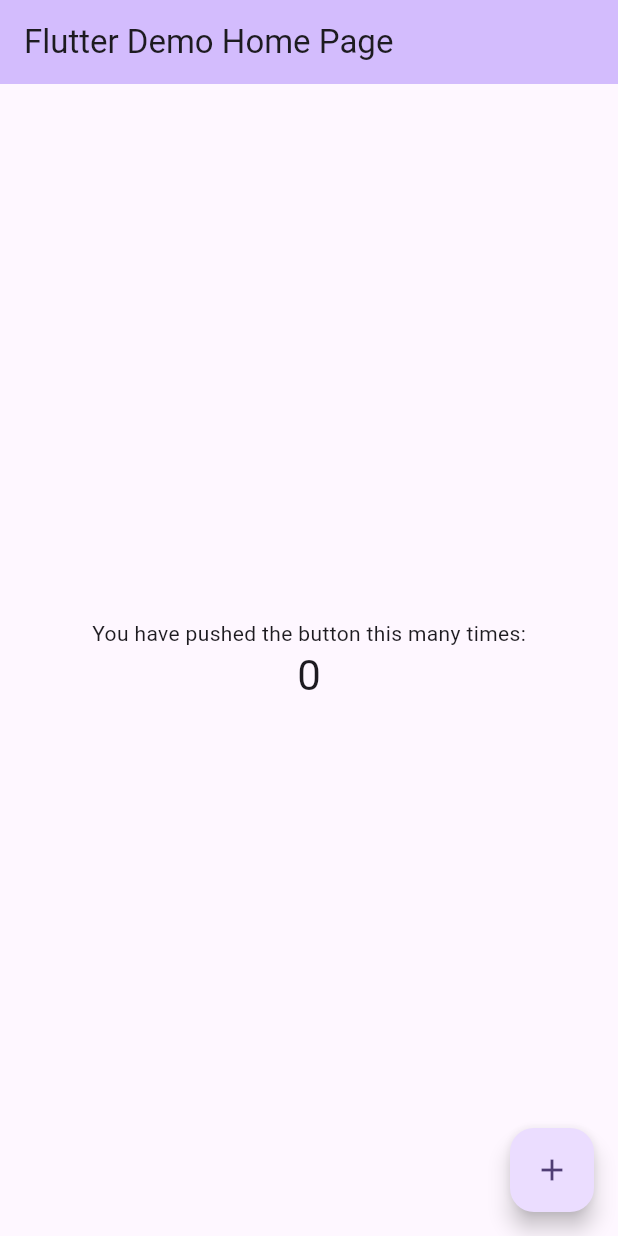
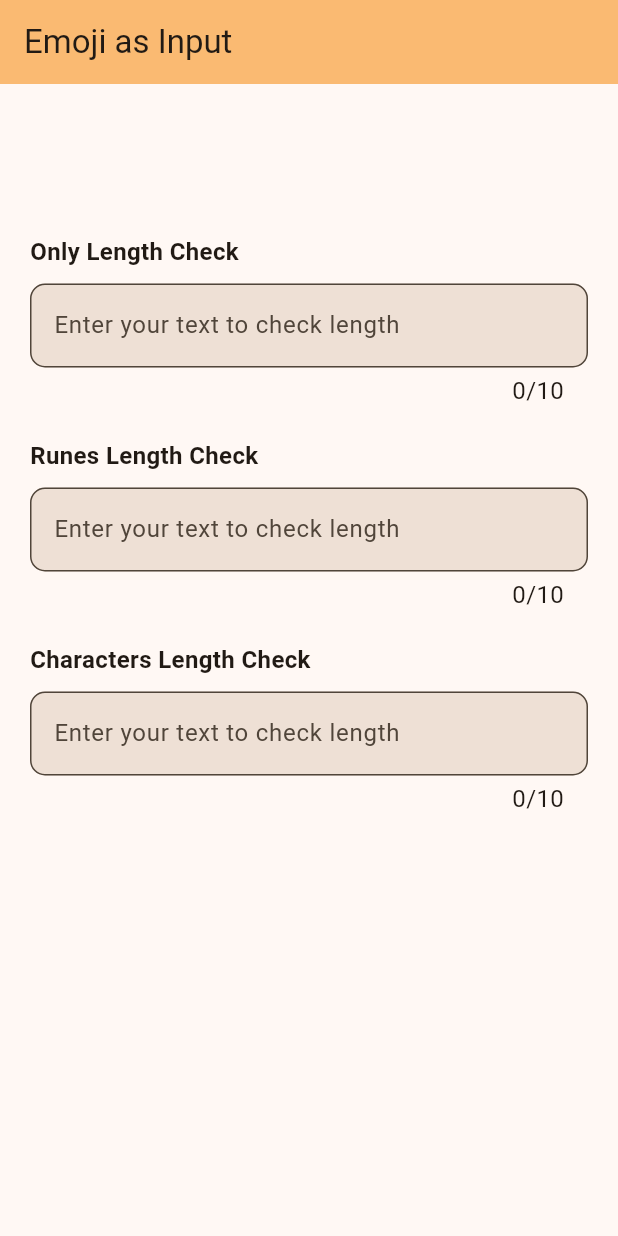
Before and after one commit to samaa99/Emoji-inputs-in-text-fileds-, a Flutter app: the screen it shows after launch, on a phone screen of 412 x 824 dp. Run offline on Flutter 3.47's test engine with Material 3 defaults, Android fonts, the phone set to English and light mode, and no system bars.

Commit message:
add text fields with different length check

```diff
--- a/lib/main.dart
+++ b/lib/main.dart
@@ -13,40 +13,16 @@ class MyApp extends StatelessWidget {
     return MaterialApp(
       title: 'Flutter Demo',
       theme: ThemeData(
-        // This is the theme of your application.
-        //
-        // TRY THIS: Try running your application with "flutter run". You'll see
-        // the application has a purple toolbar. Then, without quitting the app,
-        // try changing the seedColor in the colorScheme below to Colors.green
-        // and then invoke "hot reload" (save your changes or press the "hot
-        // reload" button in a Flutter-supported IDE, or press "r" if you used
-        // the command line to start the app).
-        //
-        // Notice that the counter didn't reset back to zero; the application
-        // state is not lost during the reload. To reset the state, use hot
-        // restart instead.
-        //
-        // This works for code too, not just values: Most code changes can be
-        // tested with just a hot reload.
-        colorScheme: ColorScheme.fromSeed(seedColor: Colors.deepPurple),
+        colorScheme: ColorScheme.fromSeed(seedColor: Colors.orangeAccent),
         useMaterial3: true,
       ),
-      home: const MyHomePage(title: 'Flutter Demo Home Page'),
+      home: const MyHomePage(title: 'Emoji as Input'),
     );
   }
 }
 
 class MyHomePage extends StatefulWidget {
   const MyHomePage({super.key, required this.title});
-
-  // This widget is the home page of your application. It is stateful, meaning
-  // that it has a State object (defined below) that contains fields that affect
-  // how it looks.
-
-  // This class is the configuration for the state. It holds the values (in this
-  // case the title) provided by the parent (in this case the App widget) and
-  // used by the build method of the State. Fields in a Widget subclass are
-  // always marked "final".
 
   final String title;
 
@@ -55,71 +31,121 @@ class MyHomePage extends StatefulWidget {
 }
 
 class _MyHomePageState extends State<MyHomePage> {
-  int _counter = 0;
 
-  void _incrementCounter() {
-    setState(() {
-      // This call to setState tells the Flutter framework that something has
-      // changed in this State, which causes it to rerun the build method below
-      // so that the display can reflect the updated values. If we changed
-      // _counter without calling setState(), then the build method would not be
-      // called again, and so nothing would appear to happen.
-      _counter++;
-    });
-  }
+  final TextEditingController _firstController = TextEditingController();
+  final TextEditingController _secondController = TextEditingController();
+  final TextEditingController _thirdController = TextEditingController();
 
   @override
   Widget build(BuildContext context) {
-    // This method is rerun every time setState is called, for instance as done
-    // by the _incrementCounter method above.
-    //
-    // The Flutter framework has been optimized to make rerunning build methods
-    // fast, so that you can just rebuild anything that needs updating rather
-    // than having to individually change instances of widgets.
     return Scaffold(
+      resizeToAvoidBottomInset: false,
       appBar: AppBar(
-        // TRY THIS: Try changing the color here to a specific color (to
-        // Colors.amber, perhaps?) and trigger a hot reload to see the AppBar
-        // change color while the other colors stay the same.
         backgroundColor: Theme.of(context).colorScheme.inversePrimary,
-        // Here we take the value from the MyHomePage object that was created by
-        // the App.build method, and use it to set our appbar title.
         title: Text(widget.title),
       ),
-      body: Center(
-        // Center is a layout widget. It takes a single child and positions it
-        // in the middle of the parent.
-        child: Column(
-          // Column is also a layout widget. It takes a list of children and
-          // arranges them vertically. By default, it sizes itself to fit its
-          // children horizontally, and tries to be as tall as its parent.
-          //
-          // Column has various properties to control how it sizes itself and
-          // how it positions its children. Here we use mainAxisAlignment to
-          // center the children vertically; the main axis here is the vertical
-          // axis because Columns are vertical (the cross axis would be
-          // horizontal).
-          //
-          // TRY THIS: Invoke "debug painting" (choose the "Toggle Debug Paint"
-          // action in the IDE, or press "p" in the console), to see the
-          // wireframe for each widget.
-          mainAxisAlignment: MainAxisAlignment.center,
-          children: <Widget>[
-            const Text(
-              'You have pushed the button this many times:',
+      body: GestureDetector(
+        onTap: () {
+          FocusScope.of(context).unfocus();
+        },
+        child: Padding(
+          padding: const EdgeInsets.only(top: 100.0, right: 20, left: 20),
+          child: SingleChildScrollView(
+            child: Column(
+              spacing: 20,
+              children: [
+                Column(
+                  crossAxisAlignment: CrossAxisAlignment.start,
+                  spacing: 10,
+                  children: [
+                    const Text('Only Length Check', style: TextStyle(fontSize: 16, fontWeight: FontWeight.bold)),
+                    TextField(
+                      controller: _firstController,
+                      onChanged: (value) {
+                        setState(() {});
+                      },
+                      decoration: InputDecoration(
+                        hintText: 'Enter your text to check length',
+                        filled: true,
+                        border: OutlineInputBorder(
+                          borderRadius: BorderRadius.circular(10),
+                        ),
+                        counter: TFCounterWidget(number: _firstController.text.length.toString(), color: _firstController.text.length >= 10 ? Theme.of(context).colorScheme.error : Theme.of(context).colorScheme.onSurface),
+                      ),
+                      maxLength: 10,
+                    ),
+                  ],
+                ),
+                Column(
+                  crossAxisAlignment: CrossAxisAlignment.start,
+                  spacing: 10,
+                  children: [
+                    const Text('Runes Length Check', style: TextStyle(fontSize: 16, fontWeight: FontWeight.bold)),
+                    TextField(
+                      controller: _secondController,
+                      onChanged: (value) {
+                        setState(() {});
+                      },
+                      decoration: InputDecoration(
+                        hintText: 'Enter your text to check length',
+                        filled: true,
+                        border: OutlineInputBorder(
+                          borderRadius: BorderRadius.circular(10),
+                        ),
+                        counter: TFCounterWidget(number: _secondController.text.runes.length.toString(), color: _secondController.text.runes.length >= 10 ? Theme.of(context).colorScheme.error : Theme.of(context).colorScheme.onSurface),
+                      ),
+                      maxLength: 10,
+                    ),
+                  ],
+                ),
+                Column(
+                  crossAxisAlignment: CrossAxisAlignment.start,
+                  spacing: 10,
+                  children: [
+                    const Text('Characters Length Check', style: TextStyle(fontSize: 16, fontWeight: FontWeight.bold)),
+                    TextField(
+                      controller: _thirdController,
+                      onChanged: (value) {
+                        setState(() {});
+                      },
+                      maxLength: 10,
+                      decoration: InputDecoration(
+                        hintText: 'Enter your text to check length',
+                        filled: true,
+                        border: OutlineInputBorder(
+                          borderRadius: BorderRadius.circular(10),
+                        ),
+                        counterText: '',
+                        counter: TFCounterWidget(number: _thirdController.text.characters.length.toString(), color: _thirdController.text.characters.length >= 10 ? Theme.of(context).colorScheme.error : Theme.of(context).colorScheme.onSurface),
+                      ),
+                    ),
+                  ],
+                ),
+
+                const SizedBox(height: 200),
+              ],
             ),
-            Text(
-              '$_counter',
-              style: Theme.of(context).textTheme.headlineMedium,
-            ),
-          ],
+          ),
         ),
       ),
-      floatingActionButton: FloatingActionButton(
-        onPressed: _incrementCounter,
-        tooltip: 'Increment',
-        child: const Icon(Icons.add),
-      ), // This trailing comma makes auto-formatting nicer for build methods.
     );
   }
 }
+
+
+class TFCounterWidget extends StatelessWidget {
+  final String number;
+  final Color color;
+  const TFCounterWidget({super.key, required this.number, required this.color});
+
+  @override
+  Widget build(BuildContext context) {
+    return Text(
+      '$number/10',
+      style: TextStyle(
+        color: color,
+        fontSize: 16,
+      ),
+    );
+  }
+}
```
Also changed, not shown: pubspec.lock, 1 other file.
